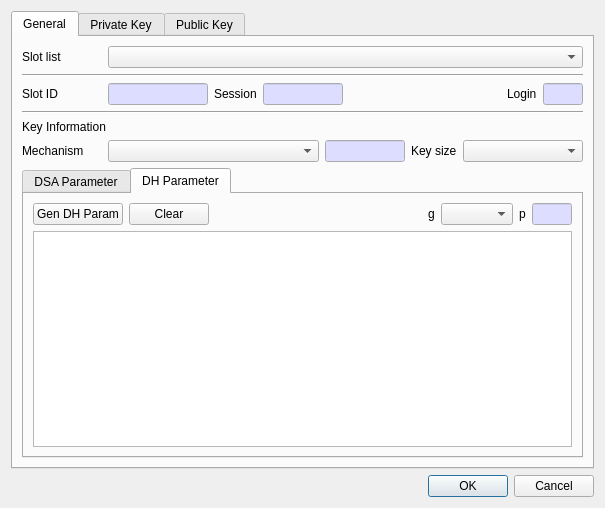
Old version of the form CryptokiMan/gen_key_pair_dlg.ui in the repository jykim74/CryptokiMan.
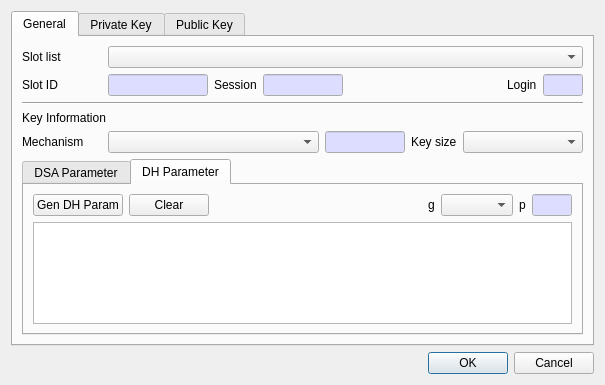
New version of the form.

```diff
--- a/CryptokiMan/gen_key_pair_dlg.ui
+++ b/CryptokiMan/gen_key_pair_dlg.ui
@@ -7,7 +7,7 @@
     <x>0</x>
     <y>0</y>
     <width>581</width>
-    <height>508</height>
+    <height>385</height>
    </rect>
   </property>
   <property name="windowTitle">
@@ -60,13 +60,6 @@
          </item>
         </layout>
        </item>
-       <item>
-        <widget class="Line" name="line">
-         <property name="orientation">
-          <enum>Qt::Horizontal</enum>
-         </property>
-        </widget>
-       </item>
        <item>
         <layout class="QGridLayout" name="gridLayout_4">
          <property name="topMargin">
```
